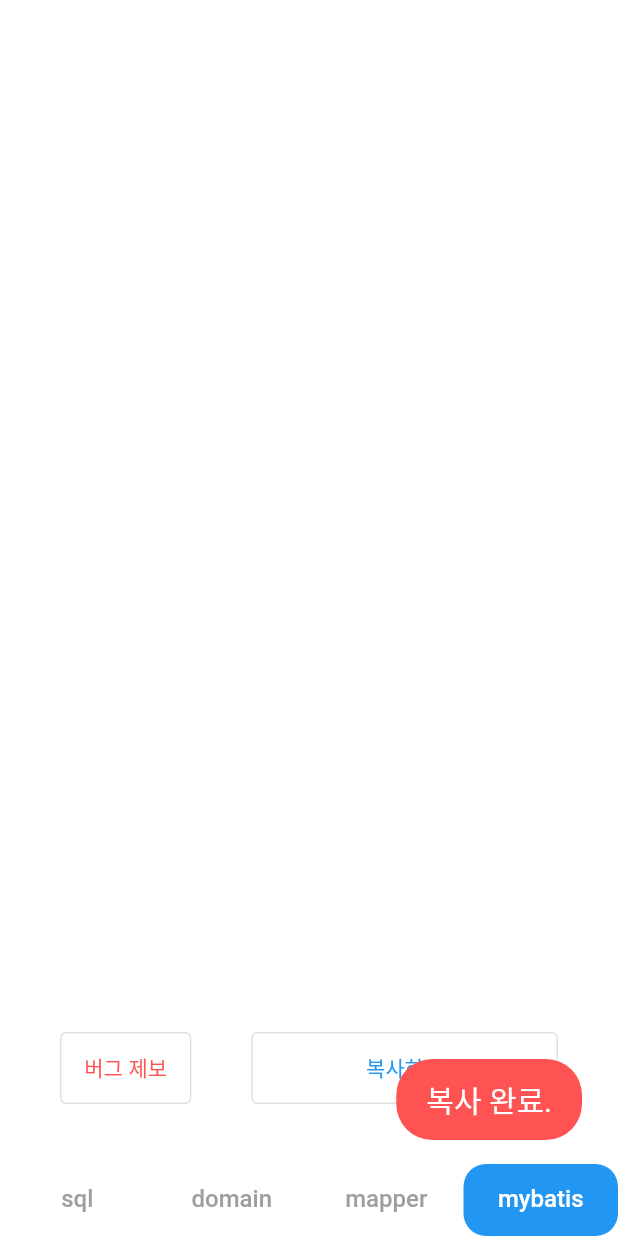
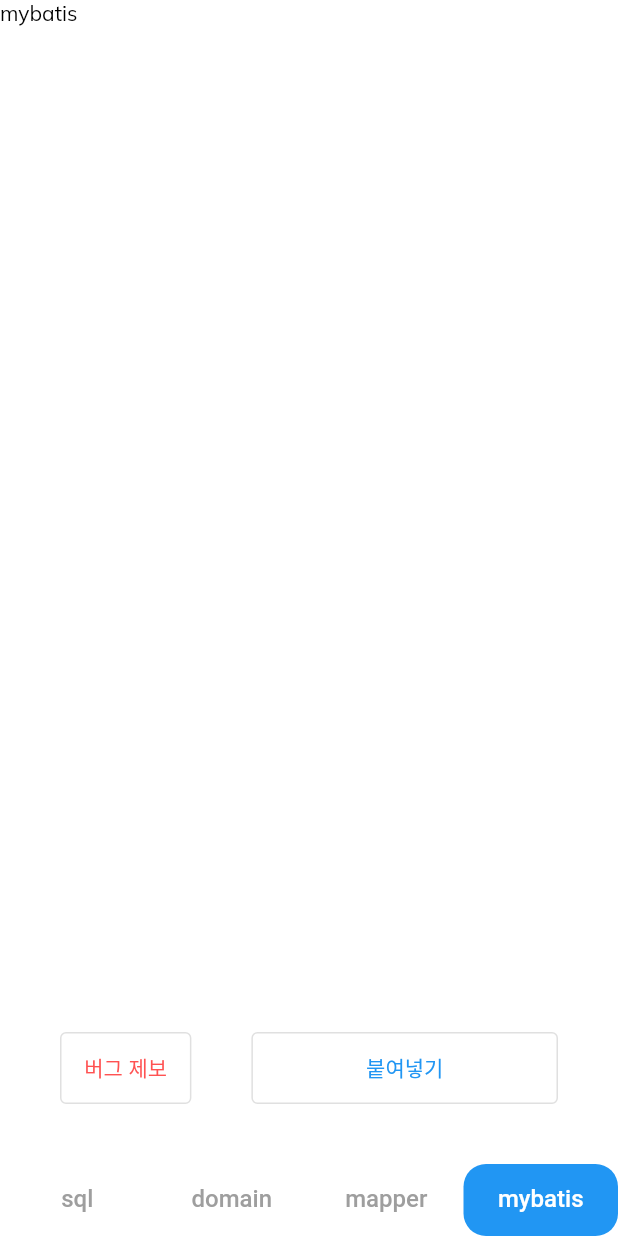
Before and after one commit to azqazq195/assistant, a Flutter app: the BottomNavigator screen opened directly, tab 4 chosen, after a tap on "복사하기", on a phone screen of 412 x 824 dp. Run offline on Flutter 3.47's test engine with Material 2 defaults, Android fonts, the phone set to English and light mode, and no system bars; our stand-ins replace fluttertoast, get, google_fonts; statements that could not run were skipped.

Commit message:
Bug fixed

```diff
--- a/lib/helpers/toast_message.dart
+++ b/lib/helpers/toast_message.dart
@@ -32,7 +32,7 @@
       child: Row(
         mainAxisSize: MainAxisSize.min,
         children: [
-          Icon(Icons.check),
+          const Icon(Icons.check),
           Text(text),
         ],
       ),
@@ -41,7 +41,7 @@
     fToast.showToast(
       child: toast,
       gravity: ToastGravity.BOTTOM_RIGHT,
-      toastDuration: Duration(seconds: 2),
+      toastDuration: const Duration(milliseconds: 600),
     );
   }
 }
--- a/lib/pages/convertor_page.dart
+++ b/lib/pages/convertor_page.dart
@@ -26,14 +26,14 @@
   State<BottomNavigator> createState() => _BottomNavigatorState();
 }
 
-class _BottomNavigatorState extends State<BottomNavigator> {
+class _BottomNavigatorState extends State<BottomNavigator>
+    with SingleTickerProviderStateMixin {
   static const bugMail = "azqazq195@gmail.com";
-  static final myController = TextEditingController();
 
-  static String sql = "";
-  static String domain = "";
-  static String mapper = "";
-  static String mybatis = "";
+  static String sql = "sql";
+  static String domain = "domain";
+  static String mapper = "mapper";
+  static String mybatis = "mybatis";
   static List textList = [sql, domain, mapper, mybatis];
 
   static const _widgetName = [
@@ -62,9 +62,12 @@
             Expanded(
               child: SizedBox(
                 width: double.infinity,
-                child: Text(
-                  sql,
-                  textAlign: TextAlign.left,
+                child: SingleChildScrollView(
+                  scrollDirection: Axis.vertical,
+                  child: Text(
+                    sql,
+                    textAlign: TextAlign.left,
+                  ),
                 ),
               ),
             ),
@@ -84,7 +87,10 @@
                 width: double.infinity,
                 child: SingleChildScrollView(
                   scrollDirection: Axis.vertical,
-                  child: Text(text),
+                  child: Text(
+                    text,
+                    textAlign: TextAlign.left,
+                  ),
                 ),
               ),
             ),
@@ -105,7 +111,7 @@
         }
 
         StringBuffer sb = StringBuffer();
-        sb.write("<문의 내용>");
+        sb.write("<버그 내용>");
         sb.write("\n\n\n\n");
         sb.write("------------------");
         sb.write("\n\n\nsql\n\n");
@@ -164,10 +170,17 @@
                     mybatis = convertor.mybatis();
                     mapper = convertor.mapper();
                     domain = convertor.domain();
+
+                    // 변환 완료
+                    FlutterToast(context, "변환 완료.");
+                    if (_selectedIndex + 1 < _tabController.length) {
+                      _onItemTapped(_selectedIndex + 1);
+                    } else {
+                      _onItemTapped(0);
+                    }
+                    _tabController.animateTo(_selectedIndex);
                   });
                 });
-                // 변환 완료
-                flutterToast("변환 완료.");
               },
               child: const Text("붙여넣기"),
             ),
@@ -195,7 +208,13 @@
             child: OutlinedButton(
               onPressed: () async {
                 await Clipboard.setData(ClipboardData(text: text));
-                flutterToast("복사 완료.");
+                FlutterToast(context, "복사 완료.");
+                if (_selectedIndex + 1 < _tabController.length) {
+                  _onItemTapped(_selectedIndex + 1);
+                } else {
+                  _onItemTapped(0);
+                }
+                _tabController.animateTo(_selectedIndex);
               },
               child: const Text("복사하기"),
             ),
@@ -205,15 +224,30 @@
     );
   }
 
-  Widget _bottomButton(String text) {
-    if (index == 0) {
+  Widget _bottomButton() {
+    if (_selectedIndex == 0) {
       return _pasteButton();
     } else {
-      return _copyButton(textList[index]);
+      return _copyButton(textList[_selectedIndex]);
     }
   }
 
-  var index = 0;
+  var _selectedIndex = 0;
+
+  void _onItemTapped(int index) {
+    setState(() {
+      _selectedIndex = index;
+    });
+  }
+
+  late TabController _tabController;
+
+  @override
+  void initState() {
+    _tabController =
+        TabController(length: _widgetName.length, vsync: this, initialIndex: 0);
+    super.initState();
+  }
 
   @override
   Widget build(BuildContext context) {
@@ -227,16 +261,12 @@
             const SizedBox(
               height: 40.0,
             ),
-            _bottomButton("asd"),
+            _bottomButton(),
             const SizedBox(
               height: 40.0,
             ),
             TabBar(
-              onTap: (value) => {
-                setState(() {
-                  index = value;
-                })
-              },
+              onTap: _onItemTapped,
               tabs: _widgetName,
               indicator: BoxDecoration(
                   borderRadius: BorderRadius.circular(15), color: Colors.blue),
@@ -262,7 +292,7 @@
 
   @override
   void dispose() {
-    myController.dispose();
+    _tabController.dispose();
     super.dispose();
   }
 }
--- a/pubspec.yaml
+++ b/pubspec.yaml
@@ -33,13 +33,10 @@
   google_fonts: ^2.1.0
   charts_flutter: ^0.11.0
   data_table_2: ^2.1.1
-<<<<<<< HEAD
   url_launcher: ^6.0.12
-=======
   flutter_lints: ^1.0.0
   clipboard: ^0.1.3
   fluttertoast: ^8.0.8
->>>>>>> d4b0e67367533e666f69c6f403ebc63e1b637915
 
 
   # The following adds the Cupertino Icons font to your application.
```
Also changed, not shown: lib/pages/insert_sql.dart (deleted, +0 -177 lines), pubspec.lock, 3 other files.
